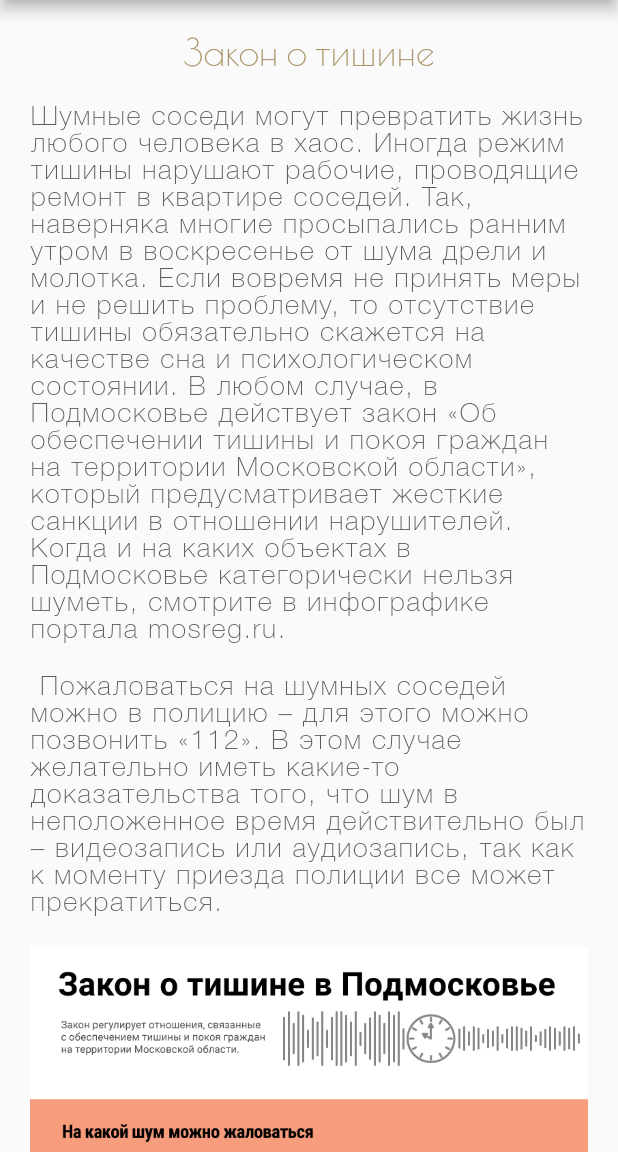
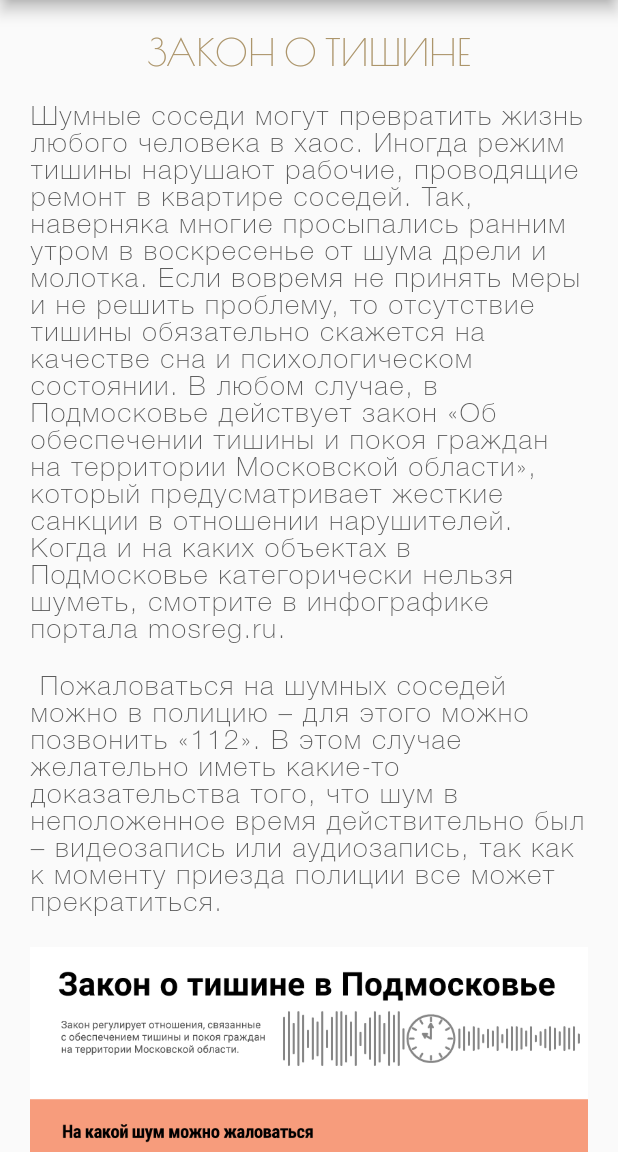
Before and after one commit to pumano/sightly-city, a Flutter app: the RulesScreen screen opened by its route, on a phone screen of 412 x 824 dp, the part 84-1236 px from its top. Run offline on Flutter 3.47's test engine with Material 2 defaults, Android fonts, the phone set to English and light mode, and no system bars; our stand-ins replace flutter_map, flutter_svg, latlong, photo_view.

Commit message:
fix(ui): add spaces and fix header titles

```diff
--- a/lib/views/main.screen.dart
+++ b/lib/views/main.screen.dart
@@ -68,21 +68,21 @@ class _MainScreenState extends State<MainScreen> {
                     mainAxisAlignment: MainAxisAlignment.start,
                     children: <Widget>[
                       Container(
-                          padding: const EdgeInsets.only(top: 10, bottom: 20),
+                          padding: const EdgeInsets.only(top: 20, bottom: 20),
                           child: Text("СВЕТСКИЙ ПРИГОРОД",
                               style: Theme.of(context).textTheme.headline6)),
                       Text(
                           "Всего в 15 минутах от столицы можно жить как в красивейших пригородах Парижа или Санкт-Петербурга. Выходить из дома прекрасной классической архитектуры, любуясь целым ансамблем архитектурных шедевров.",
                           style: Theme.of(context).textTheme.bodyText1),
                       Container(
-                          padding: const EdgeInsets.only(top: 10, bottom: 20),
+                          padding: const EdgeInsets.only(top: 20, bottom: 20),
                           child: Text("ДОМА-КВАРТАЛЫ С БЕЗОПАСНЫМИ ДВОРАМИ",
                               style: Theme.of(context).textTheme.headline6)),
                       Text(
                           "Проезд машин в наши дворы физически невозможен. Паркуются только со стороны улицы или в подземных и наземных паркингах. Можно спокойно отпустить ребенка играть на детской площадке или погулять во дворе вечером.",
                           style: Theme.of(context).textTheme.bodyText1),
                       Container(
-                          padding: const EdgeInsets.only(top: 10, bottom: 20),
+                          padding: const EdgeInsets.only(top: 20, bottom: 20),
                           child: Text("АВТОРСКАЯ АРХИТЕКТУРА",
                               style: Theme.of(context).textTheme.headline6)),
                       Text(
--- a/lib/views/rules.screen.dart
+++ b/lib/views/rules.screen.dart
@@ -19,7 +19,7 @@ class RulesScreen extends StatelessWidget {
                     children: <Widget>[
                       Container(
                           padding: const EdgeInsets.only(bottom: 20),
-                          child: Text("Закон о тишине",
+                          child: Text("ЗАКОН О ТИШИНЕ",
                               style: Theme.of(context).textTheme.headline6)),
                       Text(
                           "Шумные соседи могут превратить жизнь любого человека в хаос. Иногда режим тишины нарушают рабочие, проводящие ремонт в квартире соседей. Так, наверняка многие просыпались ранним утром в воскресенье от шума дрели и молотка. Если вовремя не принять меры и не решить проблему, то отсутствие тишины обязательно скажется на качестве сна и психологическом состоянии. В любом случае, в Подмосковье действует закон «Об обеспечении тишины и покоя граждан на территории Московской области», который предусматривает жесткие санкции в отношении нарушителей. Когда и на каких объектах в Подмосковье категорически нельзя шуметь, смотрите в инфографике портала mosreg.ru.",
@@ -30,24 +30,23 @@ class RulesScreen extends StatelessWidget {
                           style: Theme.of(context).textTheme.bodyText1),
                       Padding(padding: EdgeInsets.only(top: 20)),
                       Image(image: AssetImage("assets/law.png")),
-                      Padding(padding: EdgeInsets.only(top: 10)),
                       Container(
-                          padding: const EdgeInsets.only(bottom: 20),
-                          child: Text("Выгул собак",
+                          padding: const EdgeInsets.only(top: 20, bottom: 20),
+                          child: Text("ВЫГУЛ СОБАК",
                               style: Theme.of(context).textTheme.headline6)),
                       Text(
                           "Просьба обеспечить уборку продуктов жизнедеятельности собак в местах и на территориях общего пользования.  В целях общей безопасности просьба следить за питомцами и контролировать их движение рядом или на дороге, вблизи детей.",
                           style: Theme.of(context).textTheme.bodyText1),
                       Container(
-                          padding: const EdgeInsets.only(bottom: 20),
-                          child: Text("Правила парковки авто",
+                          padding: const EdgeInsets.only(top: 20, bottom: 20),
+                          child: Text("ПРАВИЛА ПАРКОВКИ АВТО",
                               style: Theme.of(context).textTheme.headline6)),
                       Text(
                           "Просьба не парковать машины на тротуарах, детских площадках и газонах. Давайте не будем портить внешний вид нашего жилого комплекса.",
                           style: Theme.of(context).textTheme.bodyText1),
                       Container(
-                          padding: const EdgeInsets.only(bottom: 20),
-                          child: Text("Вывоз мусора",
+                          padding: const EdgeInsets.only(top: 20, bottom: 20),
+                          child: Text("ВЫВОЗ МУСОРА",
                               style: Theme.of(context).textTheme.headline6)),
                       Text(
                           "Каждое утро производится вывоз мусора с площадок, расположенных возле домов 5 (строительный номер 7) и 10к2 (строительный номер 9.2). Мусоровоз отличается большими габаритами и малой маневренностью, поэтому просьба парковать машины так, чтобы мусоровоз мог без проблем проехать по ЖК. Если мусоровоз не может проехать, то водитель проводит фотофиксацию помехи и уезжает не выполнив свою работу.",
```
Also changed, not shown: lib/models/contact.dart (+16 -15 lines), lib/views/socialnetworks.screen.dart (+6 -9 lines).
